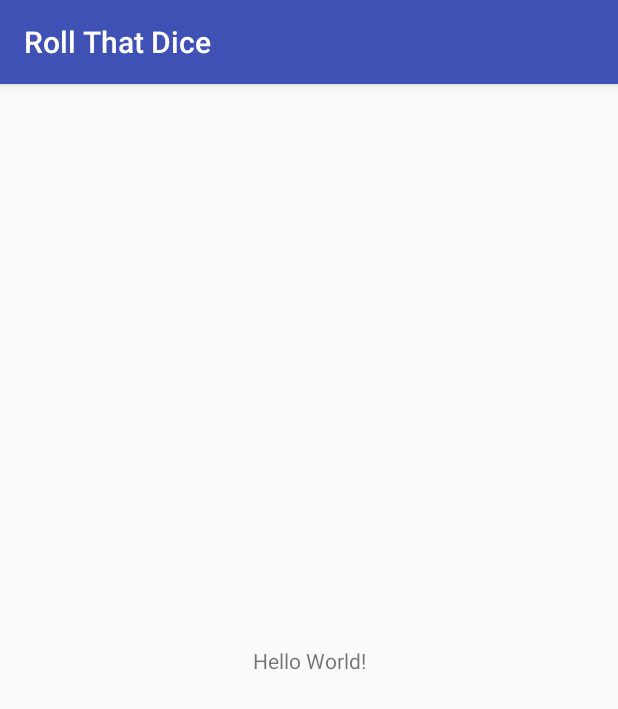
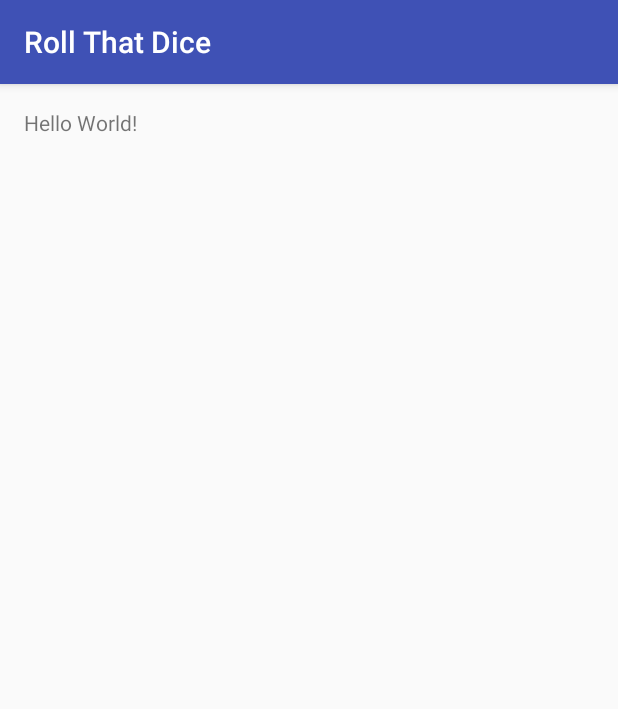
Before and after one commit to shamiul94/RollThatDice, an Android app: the screen it shows after launch (MainActivity), on a phone screen of 412 x 824 dp. Shown: the top 709 px of the screen. Run offline under Robolectric (Android 15) with nearby library versions, the phone set to English and light mode, and no system bars.

Commit message:
Change the activity_main.xml file code.

```diff
--- a/app/src/main/res/layout/activity_main.xml
+++ b/app/src/main/res/layout/activity_main.xml
@@ -1,18 +1,19 @@
 <?xml version="1.0" encoding="utf-8"?>
-<android.support.constraint.ConstraintLayout xmlns:android="http://schemas.android.com/apk/res/android"
-    xmlns:app="http://schemas.android.com/apk/res-auto"
+<RelativeLayout
+    android:id="@+id/activity_main"
+    xmlns:android="http://schemas.android.com/apk/res/android"
     xmlns:tools="http://schemas.android.com/tools"
     android:layout_width="match_parent"
     android:layout_height="match_parent"
+    android:paddingLeft="16dp"
+    android:paddingRight="16dp"
+    android:paddingTop="16dp"
+    android:paddingBottom="16dp"
     tools:context=".MainActivity">
 
     <TextView
         android:layout_width="wrap_content"
         android:layout_height="wrap_content"
-        android:text="Hello World!"
-        app:layout_constraintBottom_toBottomOf="parent"
-        app:layout_constraintLeft_toLeftOf="parent"
-        app:layout_constraintRight_toRightOf="parent"
-        app:layout_constraintTop_toTopOf="parent" />
+        android:text="Hello World!" />
 
-</android.support.constraint.ConstraintLayout>
+</RelativeLayout>
```
